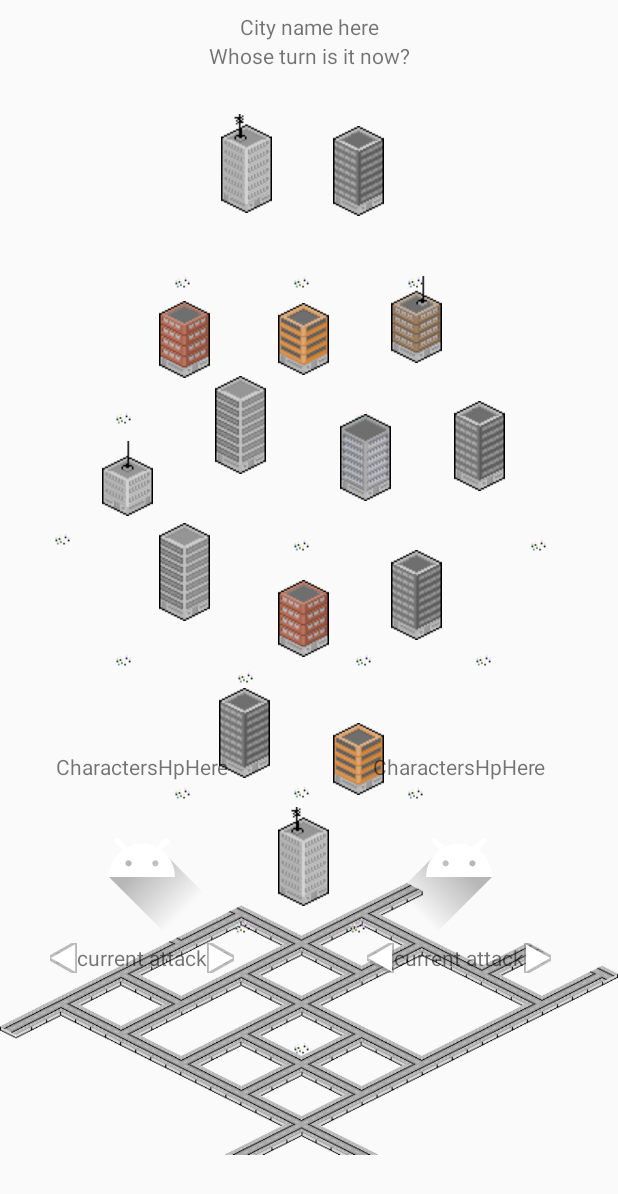
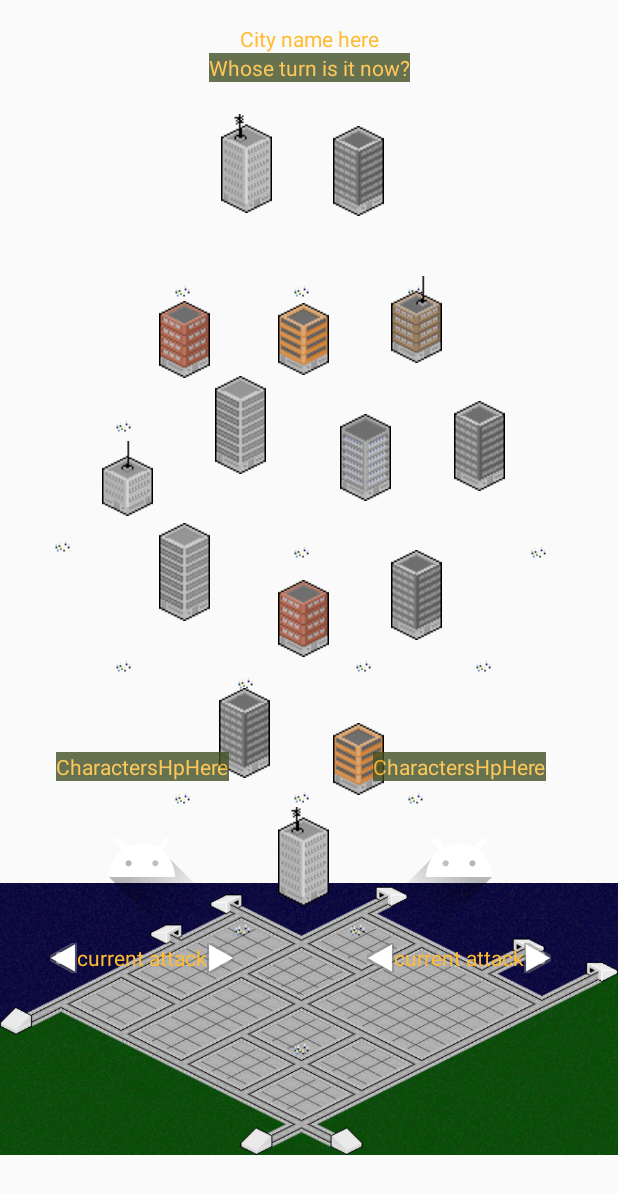
Before and after one commit to Alex-Lakin/GodzillaKaijuBattle, an Android app: the layout activity_game.xml on its own in the app's theme, with its tools: preview values and no code run, on a phone screen of 412 x 824 dp. Shown: the top 1194 px of the screen. Run offline under Robolectric (Android 15) with nearby library versions, the phone set to English and light mode, and no system bars.

Commit message:
visual improvements

```diff
--- a/GodzillaProject/app/src/main/res/layout/activity_game.xml
+++ b/GodzillaProject/app/src/main/res/layout/activity_game.xml
@@ -612,6 +612,7 @@
         android:layout_marginBottom="8dp"
         android:layout_marginEnd="8dp"
         android:layout_marginRight="8dp"
+        android:alpha="0"
         android:background="@android:drawable/list_selector_background"
         android:onClick="onClickedAnwhereElseButton"
         android:visibility="gone"
@@ -670,6 +671,7 @@
         android:layout_marginRight="8dp"
         android:layout_marginStart="8dp"
         android:text="current attack"
+        android:textColor="@android:color/holo_orange_light"
         android:visibility="visible"
         app:layout_constraintEnd_toEndOf="@+id/player1ImageButtonId"
         app:layout_constraintStart_toStartOf="@+id/player1ImageButtonId"
@@ -679,7 +681,10 @@
         android:id="@+id/p2StatsTextViewId"
         android:layout_width="wrap_content"
         android:layout_height="wrap_content"
+        android:alpha=".8"
+        android:background="#425125"
         android:text="CharactersHpHere"
+        android:textColor="@android:color/holo_orange_light"
         app:layout_constraintBottom_toTopOf="@+id/player2ImageButtonId"
         app:layout_constraintEnd_toEndOf="@+id/player2ImageButtonId"
         app:layout_constraintStart_toStartOf="@+id/player2ImageButtonId" />
@@ -688,8 +693,9 @@
         android:id="@+id/cityTextViewId"
         android:layout_width="wrap_content"
         android:layout_height="wrap_content"
-        android:layout_marginTop="8dp"
+        android:layout_marginTop="16dp"
         android:text="City name here"
+        android:textColor="@android:color/holo_orange_light"
         app:layout_constraintEnd_toEndOf="parent"
         app:layout_constraintHorizontal_bias="0.5"
         app:layout_constraintStart_toStartOf="parent"
@@ -704,6 +710,7 @@
         android:layout_marginRight="8dp"
         android:layout_marginStart="8dp"
         android:text="current attack"
+        android:textColor="@android:color/holo_orange_light"
         app:layout_constraintEnd_toEndOf="@+id/player2ImageButtonId"
         app:layout_constraintStart_toStartOf="@+id/player2ImageButtonId"
         app:layout_constraintTop_toBottomOf="@+id/player2ImageButtonId" />
@@ -712,7 +719,10 @@
         android:id="@+id/p1StatsTextViewId"
         android:layout_width="wrap_content"
         android:layout_height="wrap_content"
+        android:alpha=".8"
+        android:background="#425125"
         android:text="CharactersHpHere"
+        android:textColor="@android:color/holo_orange_light"
         android:visibility="visible"
         app:layout_constraintBottom_toTopOf="@+id/player1ImageButtonId"
         app:layout_constraintEnd_toEndOf="@+id/player1ImageButtonId"
@@ -732,7 +742,10 @@
         android:id="@+id/playerTurnTextViewId"
         android:layout_width="wrap_content"
         android:layout_height="wrap_content"
+        android:alpha=".8"
+        android:background="#425125"
         android:text="Whose turn is it now?"
+        android:textColor="@android:color/holo_orange_light"
         app:layout_constraintEnd_toEndOf="parent"
         app:layout_constraintStart_toStartOf="parent"
         app:layout_constraintTop_toBottomOf="@+id/cityTextViewId" />
```
Also changed, not shown: GodzillaProject/app/src/main/res/drawable/tokyo.png.
